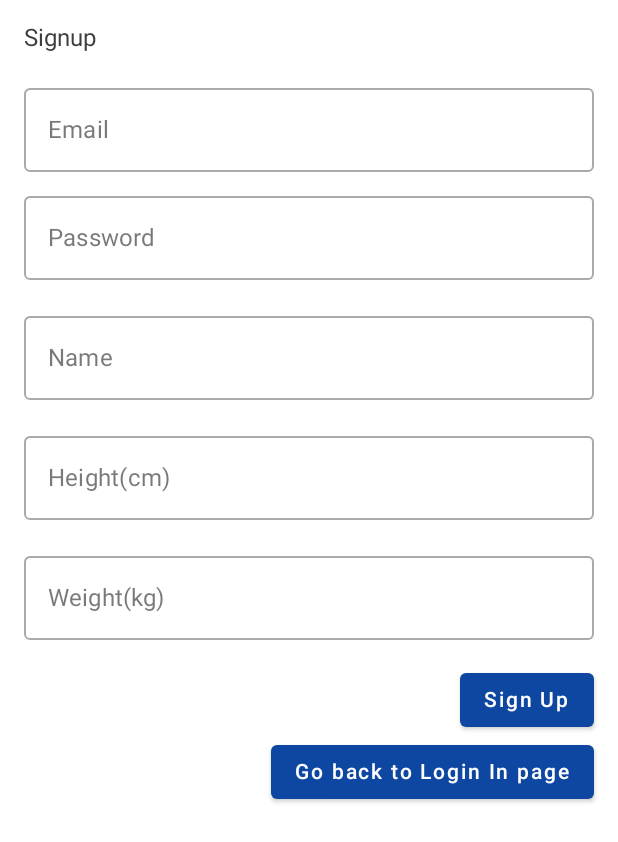
After one commit to JhenyfferCristo/FoodCalorieCalculator, an Android app built with Jetpack Compose: the SignUpScreen screen opened through its navigation route, on a phone screen of 412 x 824 dp. The commit adds this screen. Shown: the top 842 px of the screen. Run offline under Robolectric (Android 15) with nearby library versions, the phone set to English and light mode, and no system bars; our stand-ins replace Dagger/Hilt's generated code.

Commit message:
merged signin, signup

```diff
--- a/app/src/main/java/com/group2/foodcaloriesexplorer/MainActivity.kt
+++ b/app/src/main/java/com/group2/foodcaloriesexplorer/MainActivity.kt
@@ -19,6 +19,8 @@ import com.group2.foodcaloriesexplorer.navigation.Route
 import com.group2.foodcaloriesexplorer.ui.theme.MyCalorieTrackerTheme
 import com.group2.onboarding_presentation.activity.ActivityScreen
 import com.group2.onboarding_presentation.age.AgeScreen
+import com.group2.onboarding_presentation.auth.SignInScreen
+import com.group2.onboarding_presentation.auth.SignUpScreen
 import com.group2.onboarding_presentation.gender.GenderScreen
 import com.group2.onboarding_presentation.goal.GoalScreen
 import com.group2.onboarding_presentation.height.HeightScreen
@@ -55,6 +57,31 @@ class MainActivity : ComponentActivity() {
                             WelcomeScreen(
                                 onNextClick = {
                                     navController.navigate(Route.GENDER)
+                                },
+                                onSignInClick = {
+                                    navController.navigate(Route.SIGNIN)
+                                }
+                            )
+                        }
+
+                        composable(Route.SIGNIN) {
+                            SignInScreen(
+                                onSignInSuccess = {
+                                    navController.navigate(Route.TRACKER_OVERVIEW)
+                                },
+                                onSignUpRequested = {
+                                    navController.navigate(Route.SIGNUP)
+                                }
+                            )
+                        }
+
+                        composable(Route.SIGNUP) {
+                            SignUpScreen(
+                                onSignupSuccess = {
+                                    navController.navigate(Route.SIGNIN)
+                                },
+                                onSignInRequested = {
+                                    navController.navigate(Route.SIGNIN)
                                 }
                             )
                         }
--- a/app/src/main/java/com/group2/foodcaloriesexplorer/navigation/Route.kt
+++ b/app/src/main/java/com/group2/foodcaloriesexplorer/navigation/Route.kt
@@ -2,6 +2,8 @@ package com.group2.foodcaloriesexplorer.navigation
 
 object Route {
 
+    const val SIGNIN = "signin"
+    const val SIGNUP = "signup"
     const val WELCOME = "welcome"
     const val AGE = "age"
     const val GENDER = "gender"
--- a/core/src/main/res/values/strings.xml
+++ b/core/src/main/res/values/strings.xml
@@ -9,6 +9,7 @@
     <string name="female">Female</string>
     <string name="whats_your_age">What is your age?</string>
     <string name="next">Next</string>
+    <string name="signin">Sign In</string>
     <string name="whats_your_height">What is your height?</string>
     <string name="kg">kg</string>
     <string name="cm">cm</string>
--- /dev/null
+++ b/onboarding/onboarding_presentation/src/main/java/com/group2/onboarding_presentation/auth/SignUpScreen.kt
@@ -0,0 +1,125 @@
+package com.group2.onboarding_presentation.auth
+
+import androidx.compose.foundation.layout.Column
+import androidx.compose.foundation.layout.Spacer
+import androidx.compose.foundation.layout.fillMaxWidth
+import androidx.compose.foundation.layout.height
+import androidx.compose.foundation.layout.padding
+import androidx.compose.material.AlertDialog
+import androidx.compose.material.Button
+import androidx.compose.material.OutlinedTextField
+import androidx.compose.material.Text
+import androidx.compose.runtime.Composable
+import androidx.compose.runtime.getValue
+import androidx.compose.runtime.mutableStateOf
+import androidx.compose.runtime.remember
+import androidx.compose.runtime.setValue
+import androidx.compose.ui.Alignment
+import androidx.compose.ui.Modifier
+import androidx.compose.ui.text.input.PasswordVisualTransformation
+import androidx.compose.ui.unit.dp
+import com.group2.onboarding_presentation.model.FakeData
+import com.group2.onboarding_presentation.model.User
+
+
+@Composable
+fun SignUpScreen(onSignupSuccess: () -> Unit, onSignInRequested: () -> Unit) {
+    var email by remember { mutableStateOf("") }
+    var password by remember { mutableStateOf("") }
+    var name by remember { mutableStateOf("") }
+    var height by remember { mutableStateOf("") }
+    var weight by remember { mutableStateOf("") }
+    var showDialog by remember { mutableStateOf(false) }
+    var dialogMessage by remember { mutableStateOf("") }
+    // Add more fields as needed
+
+    Column(modifier = Modifier.padding(16.dp)) {
+        Text("Signup")
+
+
+        Spacer(modifier = Modifier.height(16.dp))
+
+        OutlinedTextField(
+            value = email,
+            onValueChange = { email = it },
+            label = { Text("Email") },
+            modifier = Modifier.fillMaxWidth()
+        )
+
+        Spacer(modifier = Modifier.height(8.dp))
+
+        OutlinedTextField(
+            value = password,
+            onValueChange = { password = it },
+            label = { Text("Password") },
+            visualTransformation = PasswordVisualTransformation(),
+            modifier = Modifier.fillMaxWidth()
+        )
+
+        Spacer(modifier = Modifier.height(16.dp))
+
+        OutlinedTextField(
+            value = name,
+            onValueChange = { name = it },
+            label = { Text("Name") },
+            modifier = Modifier.fillMaxWidth()
+        )
+
+        Spacer(modifier = Modifier.height(16.dp))
+        OutlinedTextField(
+            value = height,
+            onValueChange = { height = it },
+            label = { Text("Height(cm)") },
+            modifier = Modifier.fillMaxWidth()
+        )
+
+        Spacer(modifier = Modifier.height(16.dp))
+        OutlinedTextField(
+            value = weight,
+            onValueChange = { weight = it },
+            label = { Text("Weight(kg)") },
+            modifier = Modifier.fillMaxWidth()
+        )
+
+        Spacer(modifier = Modifier.height(16.dp))
+
+
+        Button(onClick = {
+            val newUser = User(email, password, name, height, weight)
+            val success = FakeData.addUser(newUser)
+            if (success) {
+                dialogMessage = "Signup Successful. Welcome!"
+                showDialog = true
+            } else {
+                dialogMessage = "Existing User."
+                showDialog = true
+            }
+        }, modifier = Modifier.align(Alignment.End)) {
+            Text("Sign Up")
+        }
+        if (showDialog){
+            AlertDialog(
+                onDismissRequest = { showDialog = false },
+                title = { Text("Alert") },
+                text = { Text(dialogMessage) },
+                confirmButton = {
+                    Button(onClick = {
+                        showDialog = false
+                        if (dialogMessage == "Signup Successful. Welcome!") {
+                            onSignupSuccess() // Move the navigation or success action here
+                        }
+                    }) {
+                        Text("OK")
+                    }
+                })
+        }
+
+        Button(onClick = {
+            onSignInRequested()
+        }, modifier = Modifier.align(Alignment.End)) {
+            Text("Go back to Login In page")
+        }
+
+
+    }
+}
--- a/onboarding/onboarding_presentation/src/main/java/com/group2/onboarding_presentation/welcome/WelcomeScreen.kt
+++ b/onboarding/onboarding_presentation/src/main/java/com/group2/onboarding_presentation/welcome/WelcomeScreen.kt
@@ -1,6 +1,12 @@
 package com.group2.onboarding_presentation.welcome
 
-import androidx.compose.foundation.layout.*
+import androidx.compose.foundation.layout.Arrangement
+import androidx.compose.foundation.layout.Column
+import androidx.compose.foundation.layout.Spacer
+import androidx.compose.foundation.layout.fillMaxSize
+import androidx.compose.foundation.layout.fillMaxWidth
+import androidx.compose.foundation.layout.height
+import androidx.compose.foundation.layout.padding
 import androidx.compose.material.MaterialTheme
 import androidx.compose.material.Text
 import androidx.compose.runtime.Composable
@@ -8,16 +14,15 @@ import androidx.compose.ui.Alignment
 import androidx.compose.ui.Modifier
 import androidx.compose.ui.res.stringResource
 import androidx.compose.ui.text.style.TextAlign
-import androidx.compose.ui.res.painterResource
+import androidx.compose.ui.unit.dp
 import com.group2.core.R
 import com.group2.core_ui.LocalSpacing
 import com.group2.onboarding_presentation.components.ActionButton
-import androidx.compose.foundation.Image
-import androidx.compose.ui.unit.dp
 
 @Composable
 fun WelcomeScreen(
-    onNextClick: () -> Unit
+    onNextClick: () -> Unit,
+    onSignInClick: () -> Unit
 ) {
     val dimens = LocalSpacing.current
     Column(
@@ -41,5 +46,12 @@ fun WelcomeScreen(
             },
             modifier = Modifier.align(Alignment.CenterHorizontally)
         )
+        ActionButton(
+            text = stringResource(id = R.string.signin),
+            onClick = {
+                onSignInClick()
+            },
+            modifier = Modifier.align(Alignment.CenterHorizontally)
+        )
     }
 }
```
Also changed, not shown: onboarding/onboarding_presentation/src/main/java/com/group2/onboarding_presentation/auth/SignInScreen.kt (added, +95 -0 lines), onboarding/onboarding_presentation/src/main/java/com/group2/onboarding_presentation/model/FakeData.kt (added, +25 -0 lines), onboarding/onboarding_presentation/src/main/java/com/group2/onboarding_presentation/model/User.kt (added, +14 -0 lines), 1 other file.
